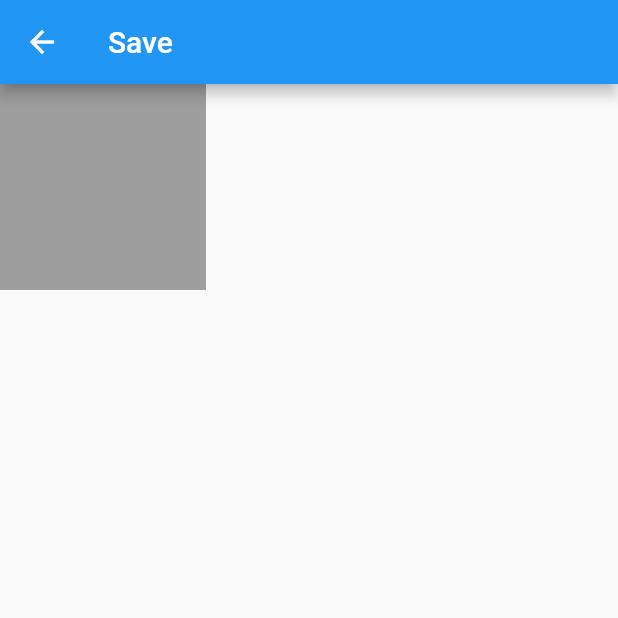
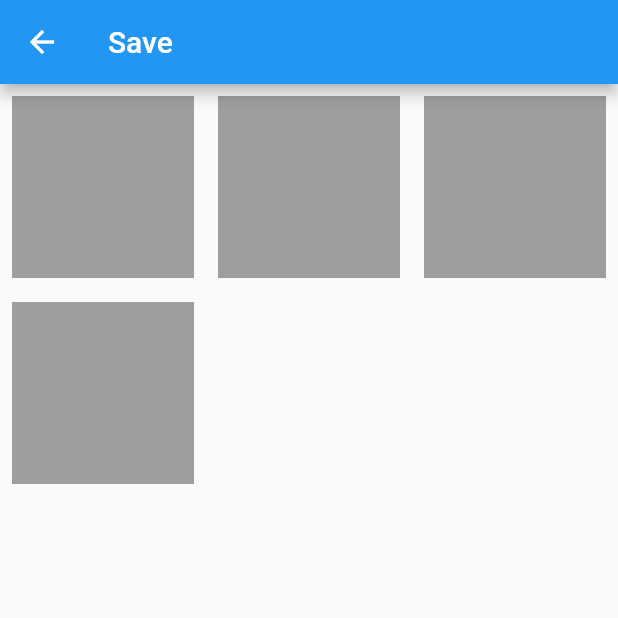
Before and after one commit to BMarx981/SoVeryGood, a Flutter app: the SaveView screen opened by its route, on a phone screen of 412 x 824 dp, the top half of it. Run offline on Flutter 3.47's test engine with Material 2 defaults, Android fonts, the phone set to English and light mode, and no system bars; our stand-ins replace flutter_riverpod, flutter_svg, go_router; generated files the repository leaves out were written again.

```diff
--- a/lib/src/drawable_objects.dart/base_widget.dart
+++ b/lib/src/drawable_objects.dart/base_widget.dart
@@ -42,8 +42,7 @@ class _BaseWidgetState extends ConsumerState<BaseWidget> {
   void initState() {
     switch (widget.shape) {
       case ShapeNames.circle:
-        shape =
-            '<circle cx="50" cy="50" r="50" fill="red" fill-opacity=".5"/></svg>';
+        shape = '<circle cx="50" cy="50" r="50" fill="black"/></svg>';
         break;
       case ShapeNames.rectangle:
         shape = '<rect x="0" y="0"  rx="2" width="100" height="100"/></svg>';
--- a/lib/src/save_feature/save_page.dart
+++ b/lib/src/save_feature/save_page.dart
@@ -17,7 +17,9 @@ class SaveView extends ConsumerWidget {
             crossAxisCount: 3,
           ),
           children: [
-            SizedBox(
+            Padding(
+              padding: const EdgeInsets.all(8.0),
+              child: SizedBox(
                 height: 100,
                 width: 100,
                 child: Container(
@@ -27,6 +29,46 @@ class SaveView extends ConsumerWidget {
                   child: const Text(""),
                 ),
               ),
+            ),
+            Padding(
+              padding: const EdgeInsets.all(8.0),
+              child: SizedBox(
+                height: 100,
+                width: 100,
+                child: Container(
+                  decoration: const BoxDecoration(
+                    color: Colors.grey,
+                  ),
+                  child: const Text(""),
+                ),
+              ),
+            ),
+            Padding(
+              padding: const EdgeInsets.all(8.0),
+              child: SizedBox(
+                height: 100,
+                width: 100,
+                child: Container(
+                  decoration: const BoxDecoration(
+                    color: Colors.grey,
+                  ),
+                  child: const Text(""),
+                ),
+              ),
+            ),
+            Padding(
+              padding: const EdgeInsets.all(8.0),
+              child: SizedBox(
+                height: 100,
+                width: 100,
+                child: Container(
+                  decoration: const BoxDecoration(
+                    color: Colors.grey,
+                  ),
+                  child: const Text(""),
+                ),
+              ),
+            ),
           ],
         ));
   }
--- a/pubspec.yaml
+++ b/pubspec.yaml
@@ -18,6 +18,7 @@ dependencies:
   go_router: ^5.1.0
   flutter_svg: ^1.1.5
   uuid: ^3.0.6
+  sqflite: ^2.2.6
 
 dev_dependencies:
   flutter_test:
```
Also changed, not shown: pubspec.lock, 7 other files. Lines whose indentation alone changed are shown as unchanged.
